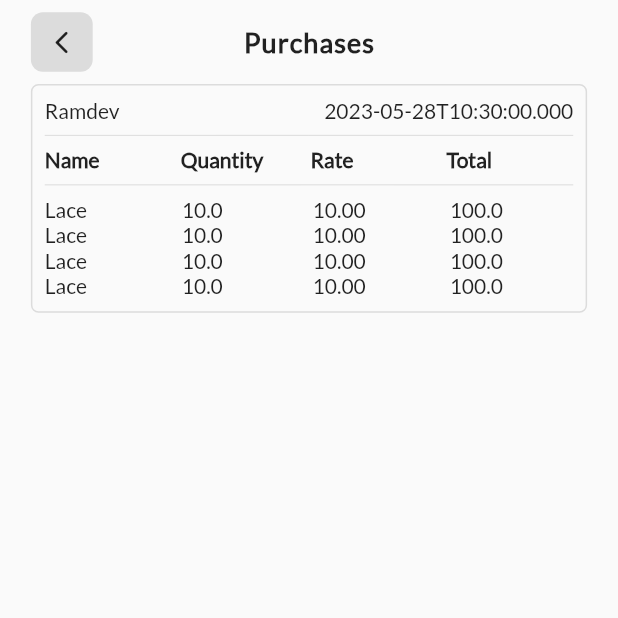
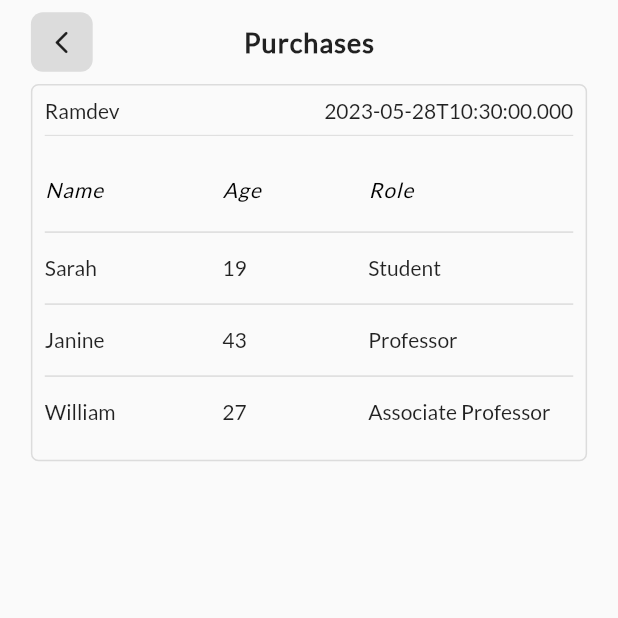
Before and after one commit to kumarabhiyadav/inventory-app, a Flutter app: the PurchaseScreen screen opened directly, on a phone screen of 412 x 824 dp, the top half of it. Run offline on Flutter 3.47's test engine with Material 2 defaults, Android fonts, the phone set to English and light mode, and no system bars; our stand-ins replace flutter_svg.

Commit message:
working on purchase history

```diff
--- a/lib/purchaseModule/screens/purchase_screen.dart
+++ b/lib/purchaseModule/screens/purchase_screen.dart
@@ -38,66 +38,59 @@ class _PurchaseScreenState extends State<PurchaseScreen> {
                   ],
                 ),
                 const Divider(),
-                Row(
-                  children: [
-                    SizedBox(
-                      width: dW * 0.22,
-                      child: const Text(
+                Container(
+                  width: double.infinity,
+                  child: DataTable(
+                    horizontalMargin: 0.0,
+                    columns: <DataColumn>[
+                      DataColumn(
+                        label: Expanded(
+                          child: Text(
                             'Name',
-                        style: TextStyle(fontWeight: FontWeight.w600),
+                            style: TextStyle(fontStyle: FontStyle.italic),
                           ),
                         ),
-                    SizedBox(
-                      width: dW * 0.21,
-                      child: const Text(
-                        'Quantity',
-                        style: TextStyle(fontWeight: FontWeight.w600),
+                      ),
+                      DataColumn(
+                        label: Expanded(
+                          child: Text(
+                            'Age',
+                            style: TextStyle(fontStyle: FontStyle.italic),
                           ),
                         ),
-                    SizedBox(
-                      width: dW * 0.22,
-                      child: const Text(
-                        'Rate',
-                        style: TextStyle(fontWeight: FontWeight.w600),
+                      ),
+                      DataColumn(
+                        label: Expanded(
+                          child: Text(
+                            'Role',
+                            style: TextStyle(fontStyle: FontStyle.italic),
                           ),
                         ),
-                    SizedBox(
-                      width: dW * 0.2,
-                      child: const Text(
-                        'Total',
-                        style: TextStyle(fontWeight: FontWeight.w600),
                       ),
-                    )
+                    ],
+                    rows: const <DataRow>[
+                      DataRow(
+                        cells: <DataCell>[
+                          DataCell(Text('Sarah')),
+                          DataCell(Text('19')),
+                          DataCell(Text('Student')),
                         ],
                       ),
-                Divider(),
-                ...purchases[0].subproducts.map(
-                      (subProduct) => Row(
-                        mainAxisAlignment: MainAxisAlignment.spaceBetween,
-                        children: [
-                          SizedBox(
-                            width: dW * 0.22,
-                            child: Text(
-                              subProduct.subProduct.name,
+                      DataRow(
+                        cells: <DataCell>[
+                          DataCell(Text('Janine')),
+                          DataCell(Text('43')),
+                          DataCell(Text('Professor')),
+                        ],
                       ),
+                      DataRow(
+                        cells: <DataCell>[
+                          DataCell(Text('William')),
+                          DataCell(Text('27')),
+                          DataCell(Text('Associate Professor')),
+                        ],
                       ),
-                          SizedBox(
-                            width: dW * 0.21,
-                            child: Text(
-                              subProduct.quantity.toString(),
-                            ),
-                          ),
-                          SizedBox(
-                            width: dW * 0.22,
-                            child: Text(
-                              (subProduct.cost / subProduct.quantity)
-                                  .toStringAsFixed(2),
-                            ),
-                          ),
-                          SizedBox(
-                            width: dW * 0.2,
-                            child: Text(
-                              subProduct.cost.toString(),
+                    ],
                   ),
                 )
               ],
@@ -105,9 +98,6 @@ class _PurchaseScreenState extends State<PurchaseScreen> {
           ),
         ],
       ),
-          )
-        ],
-      ),
     );
   }
 }
```
Lines whose indentation alone changed are shown as unchanged.
